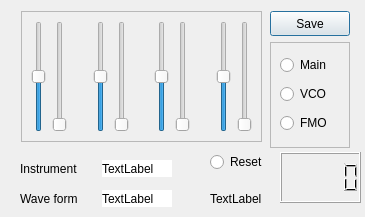
Above: OceanGUI/spectrum_dialog_class.ui from uglasmeyer/ocean before the change. Below: the same form after it.
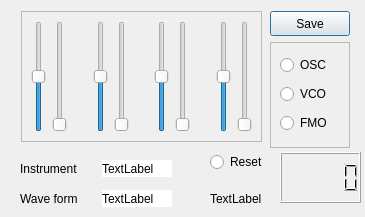
That is the form after the change.

What changed in the file:
```diff
--- a/OceanGUI/spectrum_dialog_class.ui
+++ b/OceanGUI/spectrum_dialog_class.ui
@@ -1139,7 +1139,7 @@
      <rect>
       <x>10</x>
       <y>10</y>
-      <width>60</width>
+      <width>66</width>
       <height>86</height>
      </rect>
     </property>
@@ -1147,7 +1147,7 @@
      <item row="0" column="0">
       <widget class="QRadioButton" name="rb_spec_main">
        <property name="text">
-        <string>Main</string>
+        <string>OSC</string>
        </property>
       </widget>
      </item>
```
